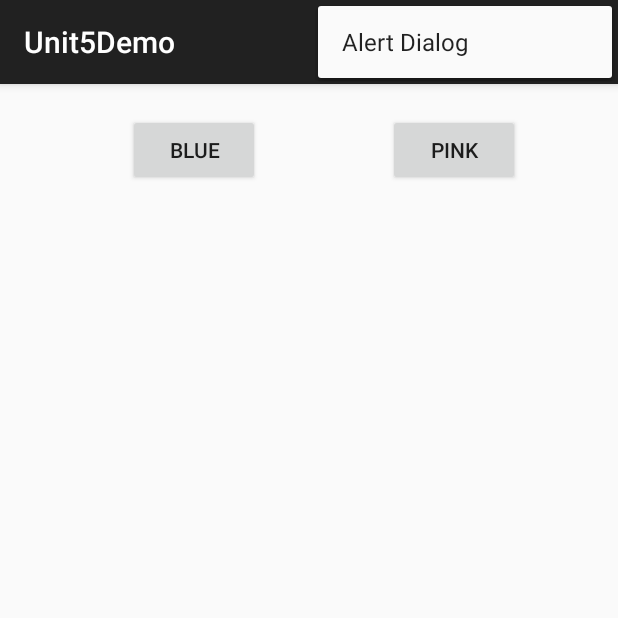
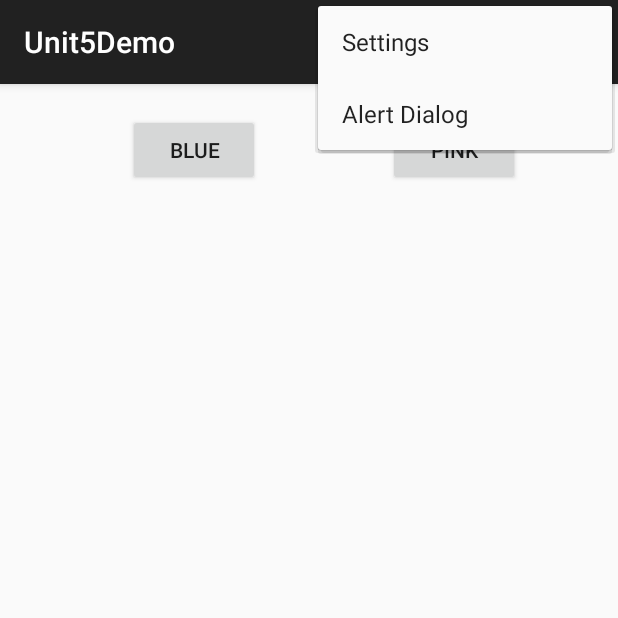
Before and after one commit to Shoojan/Unit5-Fragment-Menu-Dialog, an Android app: the screen it shows after launch (MainActivity), with the options menu open, on a phone screen of 412 x 824 dp, the top half of it. Run offline under Robolectric (Android 15) with nearby library versions, the phone set to English and light mode, and no system bars.

Commit message:
Code refactor

```diff
--- a/app/src/main/res/menu/menu_option.xml
+++ b/app/src/main/res/menu/menu_option.xml
@@ -7,8 +7,11 @@
         android:icon="@drawable/baseline_home_24"
         android:title="Home"
         android:titleCondensed="Msg"
-        app:showAsAction="always"/>
+        app:showAsAction="always" />
 
+    <item
+        android:id="@+id/menu_option_item"
+        android:title="Settings" />
     <item
         android:id="@+id/menu_alert_dialog"
         android:title="Alert Dialog" />
```
Also changed, not shown: app/src/main/java/com/example/unit5demo/MainActivity.java (+8 -2 lines).
